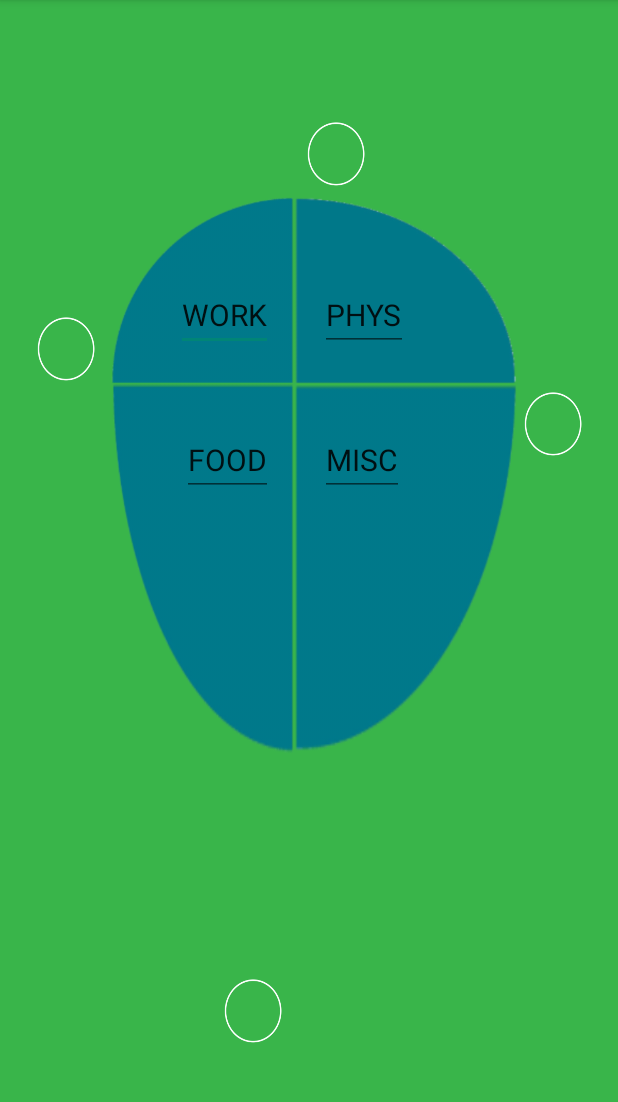
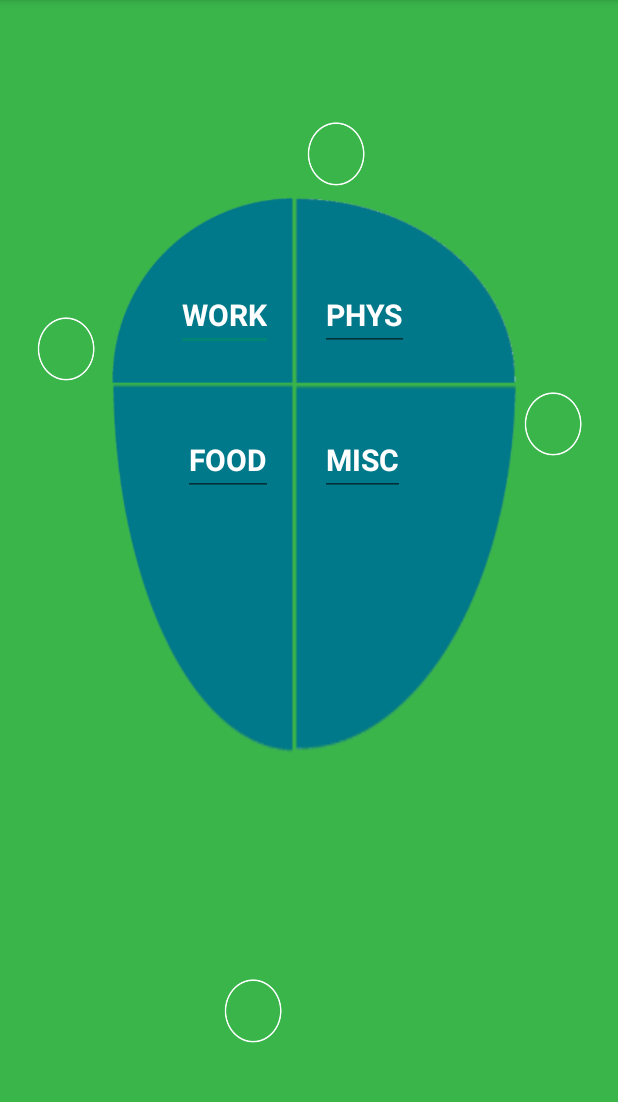
Before and after one commit to BadmonYoungKingpin/Badmon_Young_Kingpin, an Android app: the screen it shows after launch (MainActivity), on a phone screen of 412 x 824 dp, the part 84-1186 px from its top. Run offline under Robolectric (Android 15) with nearby library versions, the phone set to English and light mode, and no system bars.

Commit message:
Doesn't like the idea of 'transparent'

```diff
--- a/app/src/main/res/layout/activity_home_page.xml
+++ b/app/src/main/res/layout/activity_home_page.xml
@@ -111,7 +111,7 @@
     <EditText
         android:layout_width="wrap_content"
         android:layout_height="wrap_content"
-        android:id="@+id/workButtonText"
+        android:id="@+id/worktext"
         android:text="WORK"
         android:textSize="20dp"
         android:onClick="workButtonClick"
@@ -120,44 +120,54 @@
         android:layout_alignEnd="@+id/work"
         android:layout_marginRight="14dp"
         android:layout_marginEnd="14dp"
-        android:layout_marginBottom="22dp" />
+        android:layout_marginBottom="22dp"
+        android:textStyle="normal|bold"
+        android:typeface="normal"
+        android:textColor="#ffffff"
+        android:singleLine="false"
+        android:selectAllOnFocus="false" />
 
     <EditText
         android:layout_width="wrap_content"
         android:layout_height="wrap_content"
-        android:id="@+id/physicalButtonText"
+        android:id="@+id/phystext"
         android:text="PHYS"
         android:textSize="20dp"
-        android:textStyle="normal"
+        android:textStyle="normal|bold"
         android:layout_marginLeft="17dp"
         android:layout_marginStart="17dp"
-        android:layout_alignTop="@+id/workButtonText"
+        android:layout_alignTop="@+id/worktext"
         android:layout_toRightOf="@+id/work"
         android:layout_toEndOf="@+id/work"
-        android:onClick="physButtonClick" />
+        android:onClick="physButtonClick"
+        android:textColor="#ffffff" />
 
     <EditText
         android:layout_width="wrap_content"
         android:layout_height="wrap_content"
-        android:id="@+id/editText"
+        android:id="@+id/foodtext"
         android:text="FOOD"
         android:textSize="20dp"
-        android:layout_alignTop="@+id/editText2"
-        android:layout_alignRight="@+id/workButtonText"
-        android:layout_alignEnd="@+id/workButtonText"
-        android:onClick="foodButtonClick" />
+        android:layout_alignTop="@+id/misctext"
+        android:layout_alignRight="@+id/worktext"
+        android:layout_alignEnd="@+id/worktext"
+        android:onClick="foodButtonClick"
+        android:textStyle="normal|bold"
+        android:textColor="#ffffff" />
 
     <EditText
         android:layout_width="wrap_content"
         android:layout_height="wrap_content"
-        android:id="@+id/editText2"
+        android:id="@+id/misctext"
         android:text="MISC"
         android:textSize="20dp"
         android:layout_marginTop="21dp"
         android:layout_below="@+id/workNumber"
-        android:layout_alignLeft="@+id/physicalButtonText"
-        android:layout_alignStart="@+id/physicalButtonText"
-        android:onClick="otherButtonClick" />
+        android:layout_alignLeft="@+id/phystext"
+        android:layout_alignStart="@+id/phystext"
+        android:onClick="otherButtonClick"
+        android:textColor="#ffffff"
+        android:textStyle="normal|bold" />
 
 
 
--- a/app/src/main/res/layout/food_page.xml
+++ b/app/src/main/res/layout/food_page.xml
@@ -19,7 +19,7 @@
         android:id="@+id/addWork"
         android:background="@drawable/ono"
         android:layout_gravity="center_horizontal"
-        android:layout_alignParentTop="true"
+        android:layout_above="@+id/workMiddle"
         android:layout_centerHorizontal="true" />
 
     <EditText
```
Also changed, not shown: app/src/main/res/drawable/foodNo.png (deleted).
